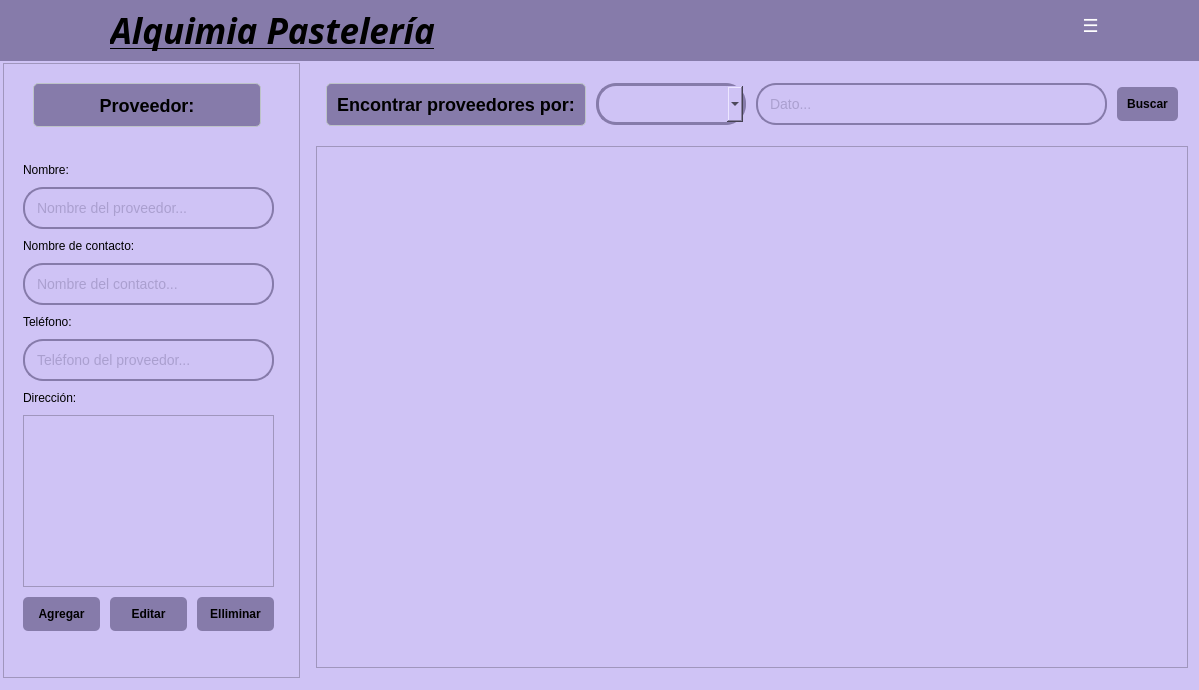
First picture: the form in app/view/ui/proveedorView.ui, repository ErickSanat/POS-PythonQt, before the edit.
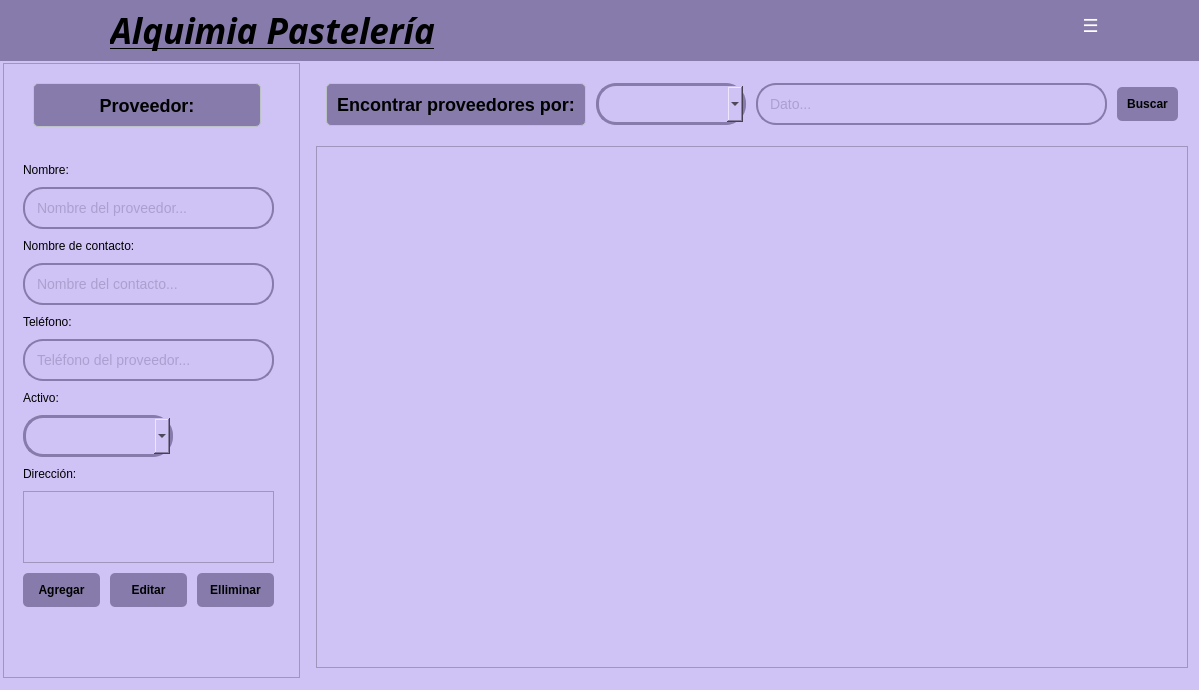
Second picture: the form after the edit. Icons and pictures are not drawn.

Commit message: update: se modifico la view

Diff of the .ui file:
```diff
--- a/app/view/ui/proveedorView.ui
+++ b/app/view/ui/proveedorView.ui
@@ -109,7 +109,7 @@
           <height>488</height>
          </rect>
         </property>
-        <layout class="QVBoxLayout" name="verticalLayout" stretch="0,0,0,0,0,0,0,0,0">
+        <layout class="QVBoxLayout" name="verticalLayout" stretch="0,0,0,0,0,0,0,0,0,0,0,0">
          <property name="spacing">
           <number>10</number>
          </property>
@@ -248,6 +248,46 @@
            </property>
           </widget>
          </item>
+         <item>
+          <widget class="QLabel" name="labelActivo">
+           <property name="sizePolicy">
+            <sizepolicy hsizetype="Expanding" vsizetype="Fixed">
+             <horstretch>0</horstretch>
+             <verstretch>0</verstretch>
+            </sizepolicy>
+           </property>
+           <property name="styleSheet">
+            <string notr="true">color: rgb(0, 0, 0);</string>
+           </property>
+           <property name="text">
+            <string>Activo:</string>
+           </property>
+          </widget>
+         </item>
+         <item>
+          <widget class="QComboBox" name="comboActivo">
+           <property name="sizePolicy">
+            <sizepolicy hsizetype="Fixed" vsizetype="Fixed">
+             <horstretch>0</horstretch>
+             <verstretch>0</verstretch>
+            </sizepolicy>
+           </property>
+           <property name="minimumSize">
+            <size>
+             <width>150</width>
+             <height>0</height>
+            </size>
+           </property>
+           <property name="styleSheet">
+            <string notr="true">QComboBox {
+    padding: 10px;
+    border: 3px solid #867BAA;
+    border-radius: 20px;
+}
+</string>
+           </property>
+          </widget>
+         </item>
          <item>
           <widget class="QLabel" name="labelDireccion">
            <property name="sizePolicy">
@@ -349,6 +389,22 @@
            </item>
           </layout>
          </item>
+         <item>
+          <widget class="QLabel" name="labelInformacion">
+           <property name="sizePolicy">
+            <sizepolicy hsizetype="Expanding" vsizetype="Fixed">
+             <horstretch>0</horstretch>
+             <verstretch>0</verstretch>
+            </sizepolicy>
+           </property>
+           <property name="styleSheet">
+            <string notr="true">color: rgb(0, 0, 0);</string>
+           </property>
+           <property name="text">
+            <string/>
+           </property>
+          </widget>
+         </item>
         </layout>
        </widget>
       </widget>
```
Left out of the diff: 4 changed lines with no effect on the pictures. The commit also changes 1 other file.
